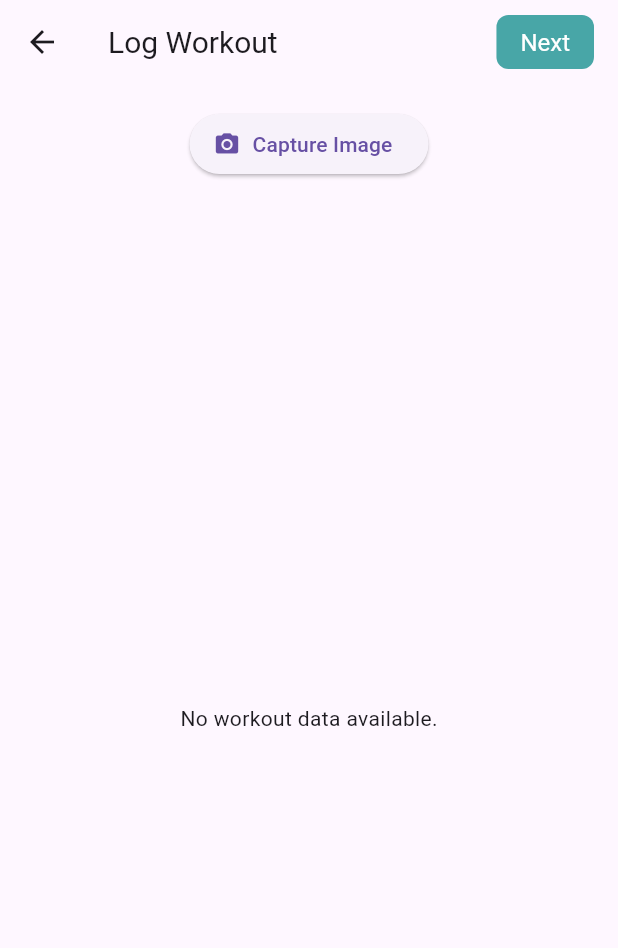
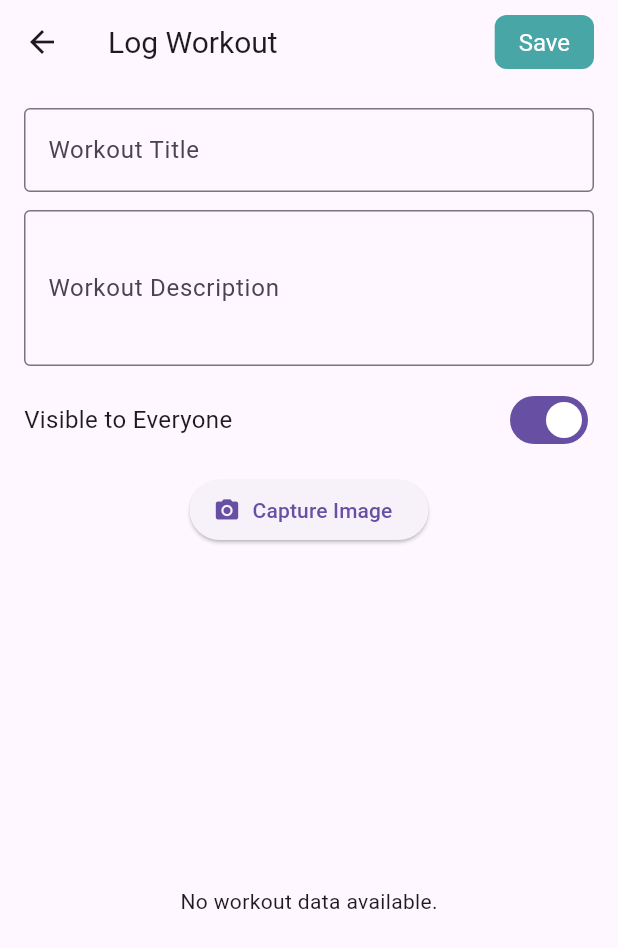
Before and after one commit to whitecatbeluga/workout-tracker-repo, a Flutter app: the SaveWorkout screen opened directly, on a phone screen of 412 x 824 dp. Shown: the top 948 px of the screen. Run offline on Flutter 3.47's test engine with Material 3 defaults, Android fonts, the light colour scheme and no system bars; our stand-ins replace cloud_firestore, firebase_auth, firebase_core, firebase_storage, fl_chart, flutter_dotenv and 2 more; accounts and stored records are empty.

Commit message:
update workout

```diff
--- a/lib/presentation/pages/workout/save_workout_exercise.dart
+++ b/lib/presentation/pages/workout/save_workout_exercise.dart
@@ -1,4 +1,8 @@
 import 'dart:io';
+
+import 'package:cloud_firestore/cloud_firestore.dart';
+import 'package:firebase_storage/firebase_storage.dart';
+import 'package:firebase_auth/firebase_auth.dart';
 import 'package:flutter/material.dart';
 import 'package:image_picker/image_picker.dart';
 import 'package:workout_tracker_repo/core/providers/workout_exercise_provider.dart';
@@ -13,11 +17,23 @@ class SaveWorkout extends StatefulWidget {
 
 class _SaveWorkoutState extends State<SaveWorkout> {
   final List<File> _capturedImages = [];
+  bool _isUploading = false;
+
+  final TextEditingController _titleController = TextEditingController();
+  final TextEditingController _descriptionController = TextEditingController();
+  bool _visibleToEveryone = true;
+
+  @override
+  void dispose() {
+    _titleController.dispose();
+    _descriptionController.dispose();
+    super.dispose();
+  }
 
   Future<void> _captureImage() async {
     if (_capturedImages.length >= 3) {
       ScaffoldMessenger.of(context).showSnackBar(
-        SnackBar(content: Text("You can only capture up to 3 images.")),
+        const SnackBar(content: Text("You can only capture up to 3 images.")),
       );
       return;
     }
@@ -32,26 +48,110 @@ class _SaveWorkoutState extends State<SaveWorkout> {
     }
   }
 
+  Future<List<String>> _uploadImages() async {
+    final storage = FirebaseStorage.instance;
+    final List<String> downloadUrls = [];
+
+    for (var image in _capturedImages) {
+      try {
+        final fileName = DateTime.now().millisecondsSinceEpoch.toString();
+        final ref = storage.ref().child('workout_images/$fileName.jpg');
+
+        final uploadTask = ref.putFile(image);
+        await uploadTask.whenComplete(() {});
+
+        final url = await ref.getDownloadURL();
+        downloadUrls.add(url);
+      } catch (e) {
+        print("Error uploading image: $e");
+      }
+    }
+
+    return downloadUrls;
+  }
+
+  Future<void> _saveWorkout() async {
+    if (_titleController.text.trim().isEmpty) {
+      ScaffoldMessenger.of(context).showSnackBar(
+        const SnackBar(content: Text("Please enter a workout title.")),
+      );
+      return;
+    }
+
+    setState(() {
+      _isUploading = true;
+    });
+
+    try {
+      final userId = FirebaseAuth.instance.currentUser?.uid ?? "unknown_user";
+      final imageUrls = await _uploadImages();
+
+      int totalSets = 0;
+      int totalVolume = 0;
+
+      for (var exercise in workoutExercises.value) {
+        final sets = savedExerciseSets[exercise.name] ?? [];
+        totalSets += sets.length;
+        totalVolume += sets.fold(
+          0,
+          (sum, set) => sum + (set.kg * set.reps).round(),
+        );
+      }
+
+      await FirebaseFirestore.instance.collection('workouts').add({
+        'user_id': userId,
+        'created_at': FieldValue.serverTimestamp(),
+        'image_urls': imageUrls,
+        'total_sets': totalSets,
+        'total_volume': totalVolume,
+        'workout_title': _titleController.text.trim(),
+        'workout_description': _descriptionController.text.trim(),
+        'workout_duration': '23', // Could be improved later
+        'visible_to_everyone': _visibleToEveryone,
+      });
+
+      ScaffoldMessenger.of(context).showSnackBar(
+        const SnackBar(content: Text("Workout saved successfully!")),
+      );
+
+      Navigator.pushNamed(context, AuthRoutes.home);
+    } catch (e) {
+      print("Error saving workout: $e");
+      ScaffoldMessenger.of(
+        context,
+      ).showSnackBar(const SnackBar(content: Text("Failed to save workout.")));
+    } finally {
+      setState(() {
+        _isUploading = false;
+      });
+    }
+  }
+
   @override
   Widget build(BuildContext context) {
-    return Scaffold(
+    return Stack(
+      children: [
+        Scaffold(
           appBar: AppBar(
             title: Row(
               mainAxisAlignment: MainAxisAlignment.spaceBetween,
               children: [
-            Text('Log Workout', style: TextStyle(fontSize: 20)),
+                const Text('Log Workout', style: TextStyle(fontSize: 20)),
                 GestureDetector(
-              onTap: () {
-                Navigator.pushNamed(context, AuthRoutes.home);
-              },
+                  onTap: _isUploading ? null : _saveWorkout,
                   child: Container(
-                padding: EdgeInsets.symmetric(horizontal: 16, vertical: 8),
+                    padding: const EdgeInsets.symmetric(
+                      horizontal: 16,
+                      vertical: 8,
+                    ),
                     decoration: BoxDecoration(
-                  color: Color(0xFF48A6A7),
+                      color: _isUploading
+                          ? Colors.grey
+                          : const Color(0xFF48A6A7),
                       borderRadius: BorderRadius.circular(8),
                     ),
-                child: Text(
-                  'Next',
+                    child: const Text(
+                      'Save',
                       style: TextStyle(color: Colors.white, fontSize: 16),
                     ),
                   ),
@@ -67,10 +167,55 @@ class _SaveWorkoutState extends State<SaveWorkout> {
             padding: const EdgeInsets.all(16.0),
             child: Column(
               children: [
+                // Title input
+                TextField(
+                  controller: _titleController,
+                  decoration: const InputDecoration(
+                    labelText: 'Workout Title',
+                    border: OutlineInputBorder(),
+                  ),
+                  enabled: !_isUploading,
+                ),
+                const SizedBox(height: 12),
+
+                // Description input
+                TextField(
+                  controller: _descriptionController,
+                  decoration: const InputDecoration(
+                    labelText: 'Workout Description',
+                    border: OutlineInputBorder(),
+                  ),
+                  maxLines: 3,
+                  enabled: !_isUploading,
+                ),
+                const SizedBox(height: 12),
+
+                // Visible to everyone toggle
+                Row(
+                  mainAxisAlignment: MainAxisAlignment.spaceBetween,
+                  children: [
+                    const Text(
+                      'Visible to Everyone',
+                      style: TextStyle(fontSize: 16),
+                    ),
+                    Switch(
+                      value: _visibleToEveryone,
+                      onChanged: _isUploading
+                          ? null
+                          : (val) {
+                              setState(() {
+                                _visibleToEveryone = val;
+                              });
+                            },
+                    ),
+                  ],
+                ),
+                const SizedBox(height: 12),
+
                 ElevatedButton.icon(
-              onPressed: _captureImage,
-              icon: Icon(Icons.camera_alt),
-              label: Text('Capture Image'),
+                  onPressed: _isUploading ? null : _captureImage,
+                  icon: const Icon(Icons.camera_alt),
+                  label: const Text('Capture Image'),
                 ),
                 const SizedBox(height: 10),
                 if (_capturedImages.isNotEmpty)
@@ -146,6 +291,15 @@ class _SaveWorkoutState extends State<SaveWorkout> {
               ],
             ),
           ),
+        ),
+
+        // Loading overlay
+        if (_isUploading)
+          Container(
+            color: Colors.black.withOpacity(0.5),
+            child: const Center(child: CircularProgressIndicator()),
+          ),
+      ],
     );
   }
 }
--- a/pubspec.yaml
+++ b/pubspec.yaml
@@ -11,8 +11,9 @@ dependencies:
   timeago: ^3.6.0
   flutter:
     sdk: flutter
-  firebase_core: ^3.12.1
+  firebase_core: ^3.13.1
   firebase_auth: ^5.1.1
+  firebase_storage: 12.4.5
   flutter_dotenv: ^5.1.0
   cloud_firestore: 5.6.8
   fl_chart: ^1.0.0
```
Also changed, not shown: pubspec.lock, 3 other files. Lines whose indentation alone changed are shown as unchanged.
